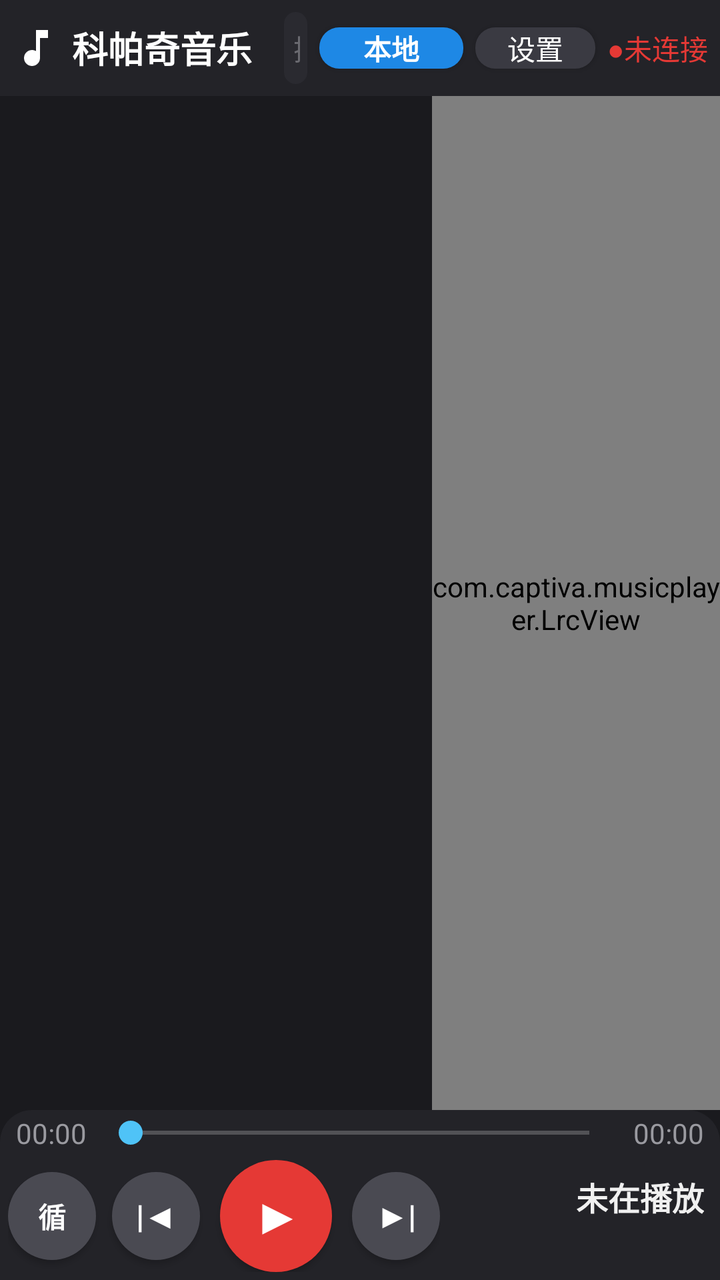
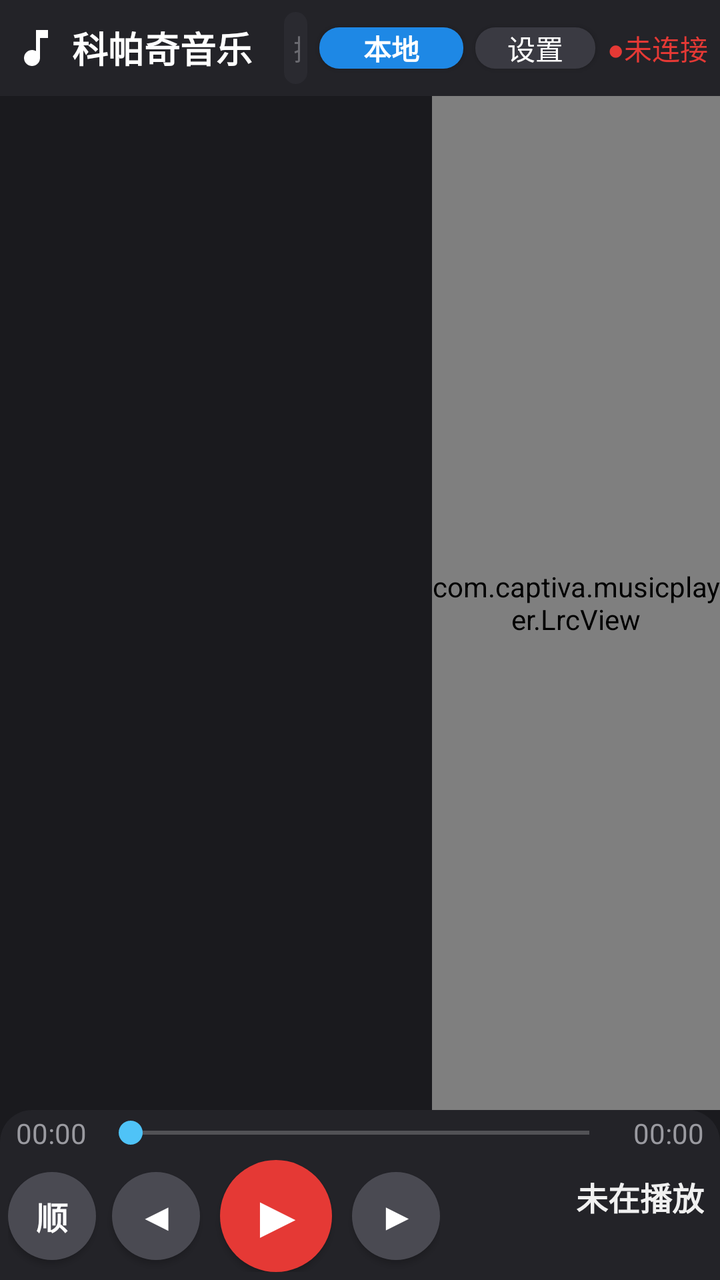

Compare the two renders of this Android layout. The source of the first and the diff that turns it into the second are given below.
<!-- AndroidManifest.xml: application theme Theme.CaptivaMusic -->
<!-- res/layout/activity_main.xml -->
<?xml version="1.0" encoding="utf-8"?>
<LinearLayout xmlns:android="http://schemas.android.com/apk/res/android"
    android:layout_width="match_parent"
    android:layout_height="match_parent"
    android:orientation="vertical"
    android:background="@color/bg_main">

    
    <LinearLayout
        android:layout_width="match_parent"
        android:layout_height="wrap_content"
        android:orientation="horizontal"
        android:gravity="center_vertical"
        android:padding="@dimen/title_bar_padding"
        android:background="@color/bg_title_bar">

        <ImageView
            android:layout_width="24dp"
            android:layout_height="24dp"
            android:src="@drawable/ic_music_note"
            android:contentDescription="@string/app_name" />

        <TextView
            android:layout_width="wrap_content"
            android:layout_height="wrap_content"
            android:layout_marginStart="6dp"
            android:layout_marginLeft="6dp"
            android:text="@string/app_name"
            android:textColor="@color/text_title"
            android:textSize="@dimen/title_text_size"
            android:textStyle="bold" />

        <TextView
            android:id="@+id/tv_count"
            android:layout_width="wrap_content"
            android:layout_height="wrap_content"
            android:layout_marginStart="8dp"
            android:layout_marginLeft="8dp"
            android:textColor="@color/text_secondary"
            android:textSize="@dimen/sub_text_size" />

        
        <EditText
            android:id="@+id/et_search"
            android:layout_width="0dp"
            android:layout_height="@dimen/search_height"
            android:layout_weight="1"
            android:layout_marginStart="8dp"
            android:layout_marginLeft="8dp"
            android:background="@drawable/bg_search"
            android:hint="搜索本地歌曲、歌手、专辑..."
            android:textColorHint="@color/search_hint"
            android:textColor="@color/text_primary"
            android:textSize="@dimen/search_text_size"
            android:paddingLeft="@dimen/search_padding"
            android:paddingRight="@dimen/search_padding"
            android:singleLine="true"
            android:imeOptions="actionSearch"
            android:inputType="text" />

        
        <Button
            android:id="@+id/btn_source"
            android:layout_width="wrap_content"
            android:layout_height="wrap_content"
            android:layout_marginStart="6dp"
            android:layout_marginLeft="6dp"
            android:minWidth="72dp"
            android:minHeight="0dp"
            android:background="@drawable/bg_btn_source_local"
            android:text="本地"
            android:textColor="#FFFFFF"
            android:textStyle="bold"
            android:textSize="@dimen/sub_text_size" />

        
        <Button
            android:id="@+id/btn_settings"
            android:layout_width="wrap_content"
            android:layout_height="wrap_content"
            android:layout_marginStart="6dp"
            android:layout_marginLeft="6dp"
            android:minWidth="60dp"
            android:minHeight="0dp"
            android:background="@drawable/bg_btn"
            android:text="设置"
            android:textColor="@color/btn_text"
            android:textSize="@dimen/sub_text_size" />

        
        <TextView
            android:id="@+id/tv_server_status"
            android:layout_width="wrap_content"
            android:layout_height="wrap_content"
            android:layout_marginStart="6dp"
            android:layout_marginLeft="6dp"
            android:text="●未连接"
            android:textColor="@color/server_status_disconnected"
            android:textSize="@dimen/sub_text_size"
            android:singleLine="true" />
    </LinearLayout>

    
    <LinearLayout
        android:layout_width="match_parent"
        android:layout_height="0dp"
        android:layout_weight="1"
        android:orientation="horizontal">

        
        <FrameLayout
            android:layout_width="0dp"
            android:layout_height="match_parent"
            android:layout_weight="3">

            <androidx.recyclerview.widget.RecyclerView
                android:id="@+id/rv_list"
                android:layout_width="match_parent"
                android:layout_height="match_parent"
                android:scrollbars="vertical"
                android:overScrollMode="ifContentScrolls" />

            <TextView
                android:id="@+id/tv_empty"
                android:layout_width="wrap_content"
                android:layout_height="wrap_content"
                android:layout_gravity="center"
                android:textColor="@color/text_secondary"
                android:textSize="@dimen/sub_text_size"
                android:visibility="gone" />
        </FrameLayout>

        
        <com.captiva.musicplayer.LrcView
            android:id="@+id/lrc_view"
            android:layout_width="0dp"
            android:layout_height="match_parent"
            android:layout_weight="2" />
    </LinearLayout>

    
    <LinearLayout
        android:layout_width="match_parent"
        android:layout_height="wrap_content"
        android:orientation="vertical"
        android:paddingLeft="@dimen/control_bar_padding"
        android:paddingRight="@dimen/control_bar_padding"
        android:paddingTop="2dp"
        android:paddingBottom="@dimen/control_bar_padding"
        android:background="@drawable/bg_control_bar">

        
        <LinearLayout
            android:layout_width="match_parent"
            android:layout_height="wrap_content"
            android:orientation="horizontal"
            android:gravity="center_vertical"
            android:layout_marginLeft="4dp"
            android:layout_marginRight="4dp">

            <TextView
                android:id="@+id/tv_current_time"
                android:layout_width="wrap_content"
                android:layout_height="wrap_content"
                android:text="00:00"
                android:textColor="@color/text_secondary"
                android:textSize="@dimen/time_text_size"
                android:layout_marginRight="6dp" />

            <SeekBar
                android:id="@+id/sb_progress"
                android:layout_width="0dp"
                android:layout_height="@dimen/seekbar_height"
                android:layout_weight="1"
                android:minHeight="@dimen/seekbar_height"
                android:maxHeight="@dimen/seekbar_height"
                android:progressTint="@color/accent"
                android:thumbTint="@color/accent" />

            <TextView
                android:id="@+id/tv_total_time"
                android:layout_width="wrap_content"
                android:layout_height="wrap_content"
                android:text="00:00"
                android:textColor="@color/text_secondary"
                android:textSize="@dimen/time_text_size"
                android:layout_marginLeft="6dp" />
        </LinearLayout>

        
        <LinearLayout
            android:layout_width="match_parent"
            android:layout_height="wrap_content"
            android:orientation="horizontal"
            android:gravity="center_vertical"
            android:layout_marginTop="4dp">

            
            <LinearLayout
                android:layout_width="wrap_content"
                android:layout_height="wrap_content"
                android:orientation="horizontal"
                android:gravity="center_vertical">

                
                <Button
                    android:id="@+id/btn_mode"
                    android:layout_width="@dimen/btn_circle_size"
                    android:layout_height="@dimen/btn_circle_size"
                    android:minWidth="0dp"
                    android:minHeight="0dp"
                    android:background="@drawable/bg_btn_circle"
                    android:text="循"
                    android:textColor="@color/btn_text"
                    android:textSize="14sp"
                    android:textStyle="bold" />

                
                <Button
                    android:id="@+id/btn_prev"
                    android:layout_width="@dimen/btn_circle_size"
                    android:layout_height="@dimen/btn_circle_size"
                    android:layout_marginLeft="8dp"
                    android:minWidth="0dp"
                    android:minHeight="0dp"
                    android:background="@drawable/bg_btn_circle"
                    android:text="|◀"
                    android:textColor="@color/btn_text"
                    android:textSize="16sp"
                    android:textStyle="bold" />

                
                <Button
                    android:id="@+id/btn_play"
                    android:layout_width="@dimen/btn_circle_big_size"
                    android:layout_height="@dimen/btn_circle_big_size"
                    android:layout_marginLeft="10dp"
                    android:layout_marginRight="10dp"
                    android:minWidth="0dp"
                    android:minHeight="0dp"
                    android:background="@drawable/bg_btn_circle_big_paused"
                    android:text="▶"
                    android:textColor="@color/btn_paused_text"
                    android:textSize="24sp"
                    android:textStyle="bold" />

                
                <Button
                    android:id="@+id/btn_next"
                    android:layout_width="@dimen/btn_circle_size"
                    android:layout_height="@dimen/btn_circle_size"
                    android:minWidth="0dp"
                    android:minHeight="0dp"
                    android:background="@drawable/bg_btn_circle"
                    android:text="▶|"
                    android:textColor="@color/btn_text"
                    android:textSize="16sp"
                    android:textStyle="bold" />
            </LinearLayout>

            
            <LinearLayout
                android:layout_width="0dp"
                android:layout_height="wrap_content"
                android:layout_weight="1"
                android:orientation="vertical"
                android:gravity="right|center_vertical"
                android:layout_marginLeft="12dp"
                android:paddingRight="4dp">

                <TextView
                    android:id="@+id/tv_now_title"
                    android:layout_width="wrap_content"
                    android:layout_height="wrap_content"
                    android:singleLine="true"
                    android:ellipsize="end"
                    android:text="未在播放"
                    android:textColor="@color/text_primary"
                    android:textSize="@dimen/now_title_text_size"
                    android:textStyle="bold" />

                <TextView
                    android:id="@+id/tv_now_artist"
                    android:layout_width="wrap_content"
                    android:layout_height="wrap_content"
                    android:singleLine="true"
                    android:ellipsize="end"
                    android:textColor="@color/text_secondary"
                    android:textSize="@dimen/sub_text_size" />
            </LinearLayout>
        </LinearLayout>
    </LinearLayout>

</LinearLayout>
<!-- resources referenced by this layout -->
<resources>
  <color name="accent">#4FC3F7</color>
  <color name="bg_main">#1A1A1E</color>
  <color name="bg_title_bar">#232328</color>
  <color name="btn_paused_text">#FFFFFF</color>
  <color name="btn_text">#FFFFFF</color>
  <color name="search_hint">#6A6A70</color>
  <color name="server_status_disconnected">#E53935</color>
  <color name="text_primary">#F0F0F0</color>
  <color name="text_secondary">#9A9AA0</color>
  <color name="text_title">#FFFFFF</color>
  <dimen name="btn_circle_big_size">56dp</dimen>
  <dimen name="btn_circle_size">44dp</dimen>
  <dimen name="control_bar_padding">4dp</dimen>
  <dimen name="now_title_text_size">16sp</dimen>
  <dimen name="search_height">36dp</dimen>
  <dimen name="search_padding">8dp</dimen>
  <dimen name="search_text_size">14sp</dimen>
  <dimen name="seekbar_height">12dp</dimen>
  <dimen name="sub_text_size">14sp</dimen>
  <dimen name="time_text_size">14sp</dimen>
  <dimen name="title_bar_padding">6dp</dimen>
  <dimen name="title_text_size">18sp</dimen>
  <!-- drawable bg_btn (drawable) -->
  <?xml version="1.0" encoding="utf-8"?>
  <selector xmlns:android="http://schemas.android.com/apk/res/android">
      <item android:state_pressed="true">
          <shape android:shape="rectangle">
              <solid android:color="#55555D" />
              <corners android:radius="10dp" />
          </shape>
      </item>
      <item>
          <shape android:shape="rectangle">
              <solid android:color="@color/btn_bg" />
              <corners android:radius="10dp" />
          </shape>
      </item>
  </selector>
  <!-- drawable bg_btn_circle (drawable) -->
  <?xml version="1.0" encoding="utf-8"?>
  <shape xmlns:android="http://schemas.android.com/apk/res/android"
      android:shape="oval">
      <solid android:color="#4A4A52" />
      <size
          android:width="44dp"
          android:height="44dp" />
  </shape>
  <!-- drawable bg_btn_circle_big_paused (drawable) -->
  <?xml version="1.0" encoding="utf-8"?>
  <shape xmlns:android="http://schemas.android.com/apk/res/android"
      android:shape="oval">
      <solid android:color="#E53935" />
      <size
          android:width="56dp"
          android:height="56dp" />
  </shape>
  <!-- drawable bg_control_bar (drawable) -->
  <?xml version="1.0" encoding="utf-8"?>
  <shape xmlns:android="http://schemas.android.com/apk/res/android"
      android:shape="rectangle">
      <solid android:color="@color/bg_control_bar" />
      <corners
          android:topLeftRadius="16dp"
          android:topRightRadius="16dp"
          android:bottomLeftRadius="0dp"
          android:bottomRightRadius="0dp" />
  </shape>
  <!-- drawable bg_search (drawable) -->
  <?xml version="1.0" encoding="utf-8"?>
  <shape xmlns:android="http://schemas.android.com/apk/res/android"
      android:shape="rectangle">
      <solid android:color="@color/search_bg" />
      <corners android:radius="22dp" />
  </shape>
  <!-- drawable ic_music_note (drawable) -->
  <?xml version="1.0" encoding="utf-8"?>
  <vector xmlns:android="http://schemas.android.com/apk/res/android"
      android:width="24dp"
      android:height="24dp"
      android:viewportWidth="24"
      android:viewportHeight="24">
      <path
          android:fillColor="#FFFFFF"
          android:pathData="M12,3v10.55c-0.59,-0.34 -1.27,-0.55 -2,-0.55 -2.21,0 -4,1.79 -4,4s1.79,4 4,4 4,-1.79 4,-4V7h4V3h-6z" />
  </vector>
  <string name="app_name">科帕奇音乐</string>
  <style name="Theme.CaptivaMusic" parent="Theme.AppCompat.NoActionBar">
          <item name="colorPrimary">@color/accent</item>
          <item name="colorPrimaryDark">@color/bg_title_bar</item>
          <item name="colorAccent">@color/accent</item>
          <item name="android:windowBackground">@color/bg_main</item>
          <item name="android:statusBarColor">@color/bg_title_bar</item>
          <item name="android:textColorPrimary">@color/text_primary</item>
      </style>
  <color name="btn_bg">#3A3A42</color>
  <color name="bg_control_bar">#232328</color>
  <color name="search_bg">#2A2A30</color>
  <!-- unchanged entries left out for length: 1 -->
</resources>

<!-- the commit's change to res/layout/activity_main.xml (unified diff, before → after) -->
@@ -209,10 +209,12 @@
                     android:layout_height="@dimen/btn_circle_size"
                     android:minWidth="0dp"
                     android:minHeight="0dp"
+                    android:padding="0dp"
+                    android:gravity="center"
                     android:background="@drawable/bg_btn_circle"
-                    android:text="循"
+                    android:text="顺"
                     android:textColor="@color/btn_text"
-                    android:textSize="14sp"
+                    android:textSize="16sp"
                     android:textStyle="bold" />
 
                 
@@ -223,10 +225,12 @@
                     android:layout_marginLeft="8dp"
                     android:minWidth="0dp"
                     android:minHeight="0dp"
+                    android:padding="0dp"
+                    android:gravity="center"
                     android:background="@drawable/bg_btn_circle"
-                    android:text="|◀"
+                    android:text="◀"
                     android:textColor="@color/btn_text"
-                    android:textSize="16sp"
+                    android:textSize="18sp"
                     android:textStyle="bold" />
 
                 
@@ -238,10 +242,12 @@
                     android:layout_marginRight="10dp"
                     android:minWidth="0dp"
                     android:minHeight="0dp"
+                    android:padding="0dp"
+                    android:gravity="center"
                     android:background="@drawable/bg_btn_circle_big_paused"
                     android:text="▶"
                     android:textColor="@color/btn_paused_text"
-                    android:textSize="24sp"
+                    android:textSize="28sp"
                     android:textStyle="bold" />
 
                 
@@ -251,10 +257,12 @@
                     android:layout_height="@dimen/btn_circle_size"
                     android:minWidth="0dp"
                     android:minHeight="0dp"
+                    android:padding="0dp"
+                    android:gravity="center"
                     android:background="@drawable/bg_btn_circle"
-                    android:text="▶|"
+                    android:text="▶"
                     android:textColor="@color/btn_text"
-                    android:textSize="16sp"
+                    android:textSize="18sp"
                     android:textStyle="bold" />
             </LinearLayout>
 
